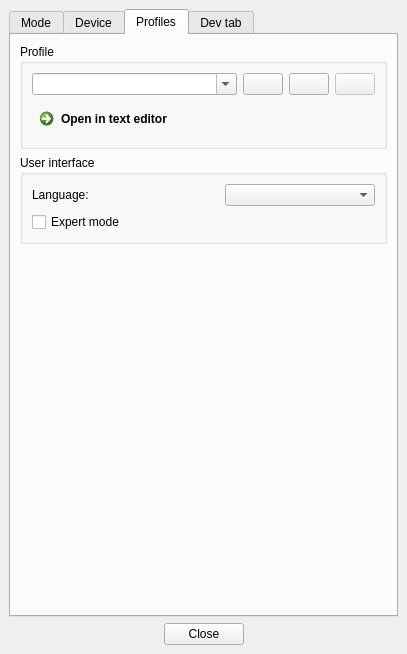
Before: the Qt Designer form Software/src/SettingsWindow.ui in Atarity/Lightpack, drawn with Qt 5.
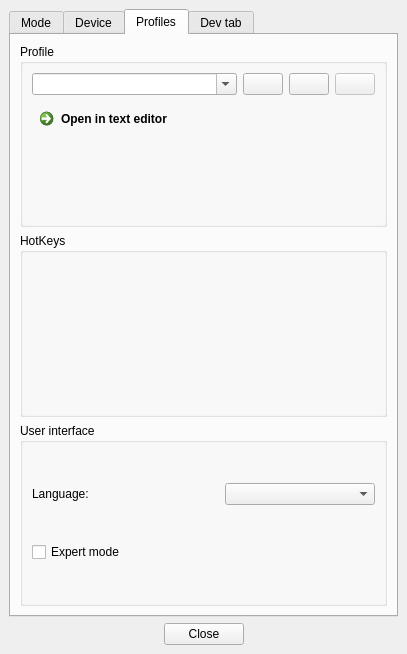
After: the same form once the commit is applied. The open tabs and pages were chosen to show the change. Icons and pictures are not drawn. Custom widgets are drawn as their Qt base class.

Diff of the .ui file:
```diff
--- a/Software/src/SettingsWindow.ui
+++ b/Software/src/SettingsWindow.ui
@@ -1138,6 +1138,14 @@
           </layout>
          </widget>
         </item>
+        <item>
+         <widget class="QGroupBox" name="groupBox_HotKeys">
+          <property name="title">
+           <string>HotKeys</string>
+          </property>
+          <layout class="QVBoxLayout" name="verticalLayout_8"/>
+         </widget>
+        </item>
         <item>
          <widget class="QGroupBox" name="groupBox_UserInterface">
           <property name="sizePolicy">
@@ -1230,19 +1238,6 @@
           </layout>
          </widget>
         </item>
-        <item>
-         <spacer name="verticalSpacer_3">
-          <property name="orientation">
-           <enum>Qt::Vertical</enum>
-          </property>
-          <property name="sizeHint" stdset="0">
-           <size>
-            <width>20</width>
-            <height>1</height>
-           </size>
-          </property>
-         </spacer>
-        </item>
        </layout>
       </widget>
       <widget class="QWidget" name="tabDevTab">
```
Left out of the diff: 98 changed lines with no effect on the pictures.
